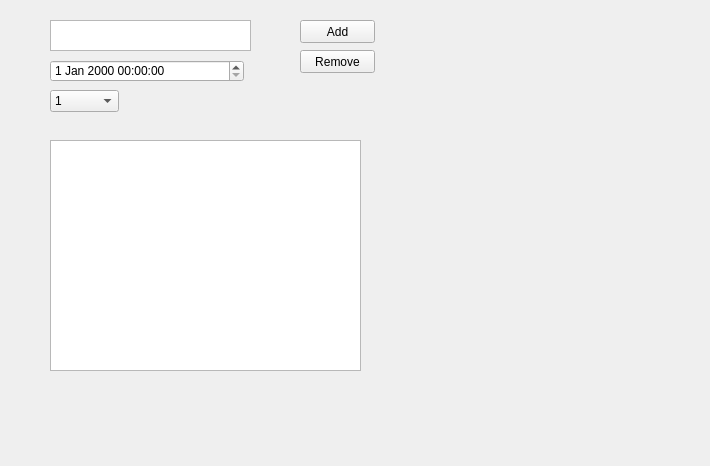
First picture: the form in layout.ui, repository Delen0828/mAIDo, before the edit.
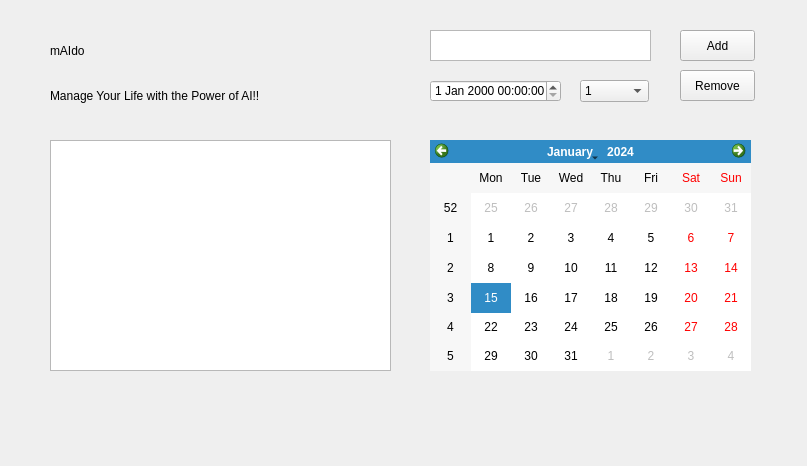
Second picture: the form after the edit.

Commit message: calendar setup

The edit to the form file:
```diff
--- a/layout.ui
+++ b/layout.ui
@@ -6,7 +6,7 @@
    <rect>
     <x>0</x>
     <y>0</y>
-    <width>710</width>
+    <width>807</width>
     <height>466</height>
    </rect>
   </property>
@@ -16,9 +16,9 @@
   <widget class="QTextEdit" name="textEdit">
    <property name="geometry">
     <rect>
-     <x>50</x>
-     <y>20</y>
-     <width>201</width>
+     <x>430</x>
+     <y>30</y>
+     <width>221</width>
      <height>31</height>
     </rect>
    </property>
@@ -26,12 +26,15 @@
   <widget class="QPushButton" name="pushButton">
    <property name="geometry">
     <rect>
-     <x>300</x>
-     <y>20</y>
+     <x>680</x>
+     <y>30</y>
      <width>75</width>
-     <height>23</height>
+     <height>31</height>
     </rect>
    </property>
+   <property name="styleSheet">
+    <string notr="true">font: 10pt &quot;Calibri&quot; &quot;bold&quot;;</string>
+   </property>
    <property name="text">
     <string>Add</string>
    </property>
@@ -39,12 +42,15 @@
   <widget class="QPushButton" name="pushButton_2">
    <property name="geometry">
     <rect>
-     <x>300</x>
-     <y>50</y>
+     <x>680</x>
+     <y>70</y>
      <width>75</width>
-     <height>23</height>
+     <height>31</height>
     </rect>
    </property>
+   <property name="styleSheet">
+    <string notr="true">font: 10pt &quot;Calibri&quot; &quot;bold&quot;;</string>
+   </property>
    <property name="text">
     <string>Remove</string>
    </property>
@@ -52,22 +58,28 @@
   <widget class="QDateTimeEdit" name="dateTimeEdit">
    <property name="geometry">
     <rect>
-     <x>50</x>
-     <y>60</y>
-     <width>194</width>
+     <x>430</x>
+     <y>80</y>
+     <width>131</width>
      <height>22</height>
     </rect>
    </property>
+   <property name="styleSheet">
+    <string notr="true">font: 10pt &quot;Calibri&quot;;</string>
+   </property>
   </widget>
   <widget class="QComboBox" name="comboBox">
    <property name="geometry">
     <rect>
-     <x>50</x>
-     <y>90</y>
+     <x>580</x>
+     <y>80</y>
      <width>69</width>
      <height>22</height>
     </rect>
    </property>
+   <property name="styleSheet">
+    <string notr="true">font: 10pt &quot;Calibri&quot;;</string>
+   </property>
    <item>
     <property name="text">
      <string>1</string>
@@ -89,9 +101,57 @@
     <rect>
      <x>50</x>
      <y>140</y>
-     <width>311</width>
+     <width>341</width>
      <height>231</height>
     </rect>
+   </property>
+   <property name="styleSheet">
+    <string notr="true">font: 10pt &quot;Calibri&quot;;</string>
+   </property>
+  </widget>
+  <widget class="QCalendarWidget" name="calendarWidget">
+   <property name="geometry">
+    <rect>
+     <x>430</x>
+     <y>140</y>
+     <width>321</width>
+     <height>231</height>
+    </rect>
+   </property>
+   <property name="styleSheet">
+    <string notr="true">font: 10pt &quot;Calibri&quot; &quot;bold&quot;;</string>
+   </property>
+  </widget>
+  <widget class="QLabel" name="label">
+   <property name="geometry">
+    <rect>
+     <x>50</x>
+     <y>20</y>
+     <width>221</width>
+     <height>61</height>
+    </rect>
+   </property>
+   <property name="styleSheet">
+    <string notr="true">font: 48pt &quot;Calibri&quot; &quot;bold&quot;;</string>
+   </property>
+   <property name="text">
+    <string>mAIdo</string>
+   </property>
+  </widget>
+  <widget class="QLabel" name="label_2">
+   <property name="geometry">
+    <rect>
+     <x>50</x>
+     <y>80</y>
+     <width>341</width>
+     <height>31</height>
+    </rect>
+   </property>
+   <property name="styleSheet">
+    <string notr="true">font: italic 16pt &quot;Calibri&quot;;</string>
+   </property>
+   <property name="text">
+    <string>Manage Your Life with the Power of AI!!</string>
    </property>
   </widget>
  </widget>
```
The commit also changes 5 other files.
